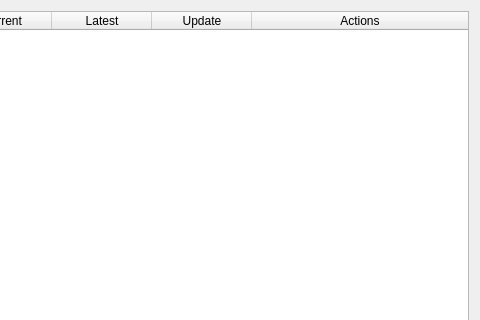
This is up_to_latest/form.ui in jeangjenq/read_tools as Qt 5 draws it before an edit; both pictures show x 160 to 640 and y 0 to 320 of the 640 by 480 pixel window. The edited form follows.
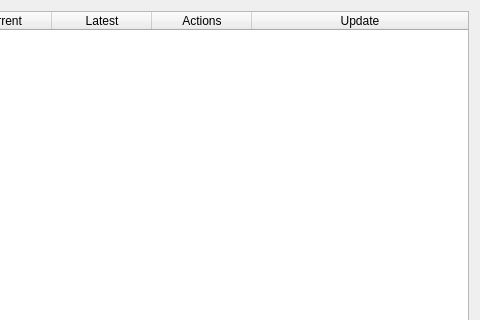
This is the edited form.

Commit message: working action buttons and better initial resize

```diff
--- a/up_to_latest/form.ui
+++ b/up_to_latest/form.ui
@@ -57,12 +57,12 @@
      </column>
      <column>
       <property name="text">
-       <string>Update</string>
+       <string>Actions</string>
       </property>
      </column>
      <column>
       <property name="text">
-       <string>Actions</string>
+       <string>Update</string>
       </property>
      </column>
     </widget>
```
The commit also changes 1 other file.
